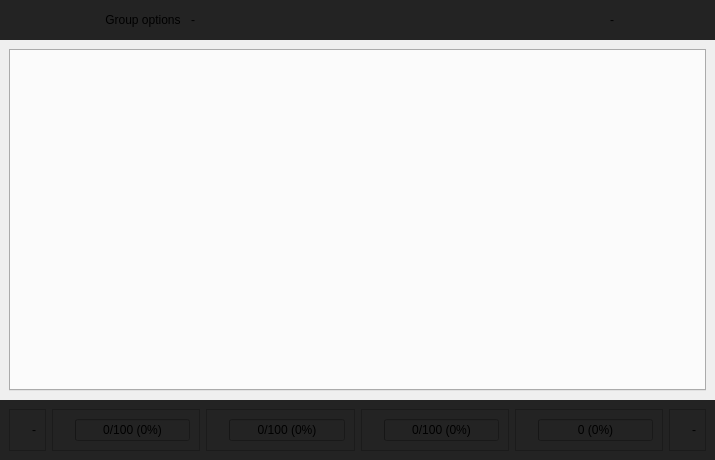
Before: the Qt Designer form src/gui/windows/forms/accountform.ui in josuesavy/BotDofus, drawn with Qt 5.
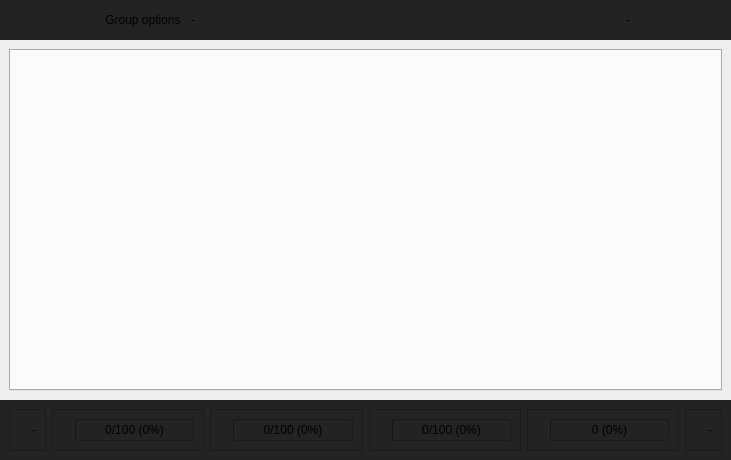
After: the same form once the commit is applied. Icons and pictures are not drawn.

```diff
--- a/src/gui/windows/forms/accountform.ui
+++ b/src/gui/windows/forms/accountform.ui
@@ -6,7 +6,7 @@
    <rect>
     <x>0</x>
     <y>0</y>
-    <width>715</width>
+    <width>731</width>
     <height>460</height>
    </rect>
   </property>
```
Left out of the diff: 28 changed lines with no effect on the pictures.
